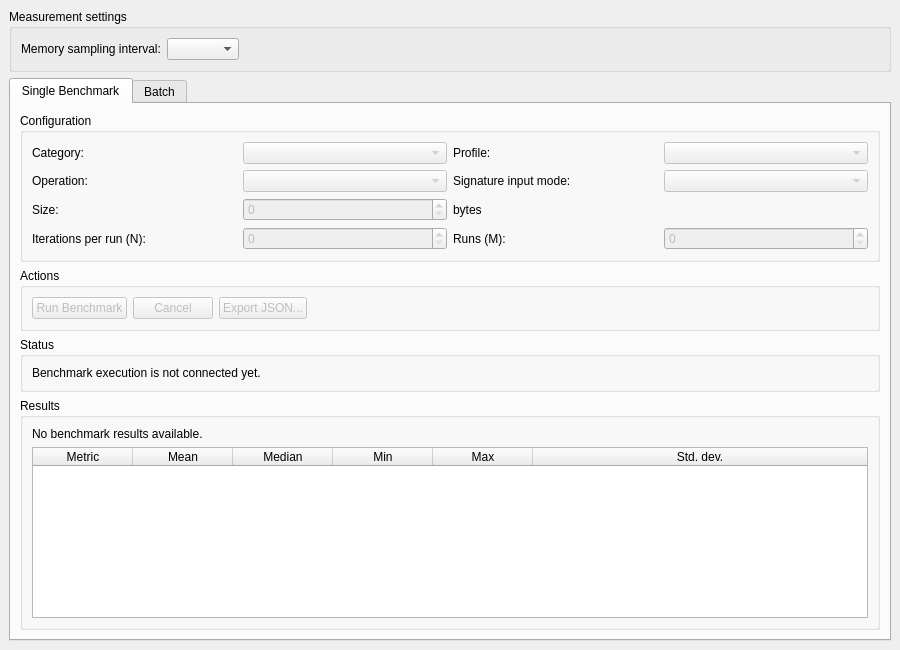
This is src/gui/MainWindow.ui in drbilbobaggins/CryptoBenchmark as Qt 5 draws it before an edit. The edited form follows.
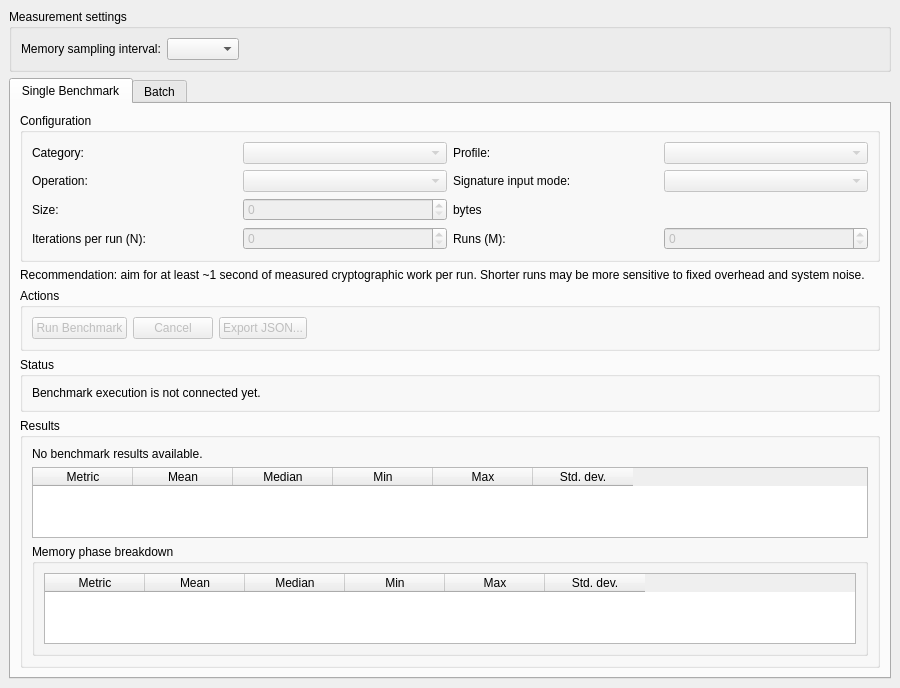
This is the edited form.

Commit message: Implement M18.2 Memory v2 result presentation

Diff of the .ui file:
```diff
--- a/src/gui/MainWindow.ui
+++ b/src/gui/MainWindow.ui
@@ -192,6 +192,16 @@
       </layout>
      </widget>
     </item>
+      <item>
+       <widget class="QLabel" name="runDurationRecommendationLabel">
+        <property name="text">
+         <string>Recommendation: aim for at least ~1 second of measured cryptographic work per run. Shorter runs may be more sensitive to fixed overhead and system noise.</string>
+        </property>
+        <property name="wordWrap">
+         <bool>true</bool>
+        </property>
+       </widget>
+      </item>
     <item>
      <widget class="QGroupBox" name="actionsGroupBox">
       <property name="title">
@@ -285,8 +295,11 @@
           <number>0</number>
          </property>
          <attribute name="horizontalHeaderStretchLastSection">
-          <bool>true</bool>
+          <bool>false</bool>
          </attribute>
+         <property name="horizontalScrollBarPolicy">
+          <enum>Qt::ScrollBarAsNeeded</enum>
+         </property>
          <column>
           <property name="text">
            <string>Metric</string>
@@ -319,6 +332,67 @@
          </column>
         </widget>
        </item>
+      <item>
+       <widget class="QGroupBox" name="memoryPhaseBreakdownGroupBox">
+        <property name="title">
+         <string>Memory phase breakdown</string>
+        </property>
+        <property name="visible">
+         <bool>false</bool>
+        </property>
+        <layout class="QVBoxLayout" name="memoryPhaseBreakdownLayout">
+         <item>
+          <widget class="QTableWidget" name="memoryPhaseBreakdownTable">
+           <property name="editTriggers">
+            <set>QAbstractItemView::NoEditTriggers</set>
+           </property>
+           <property name="horizontalScrollBarPolicy">
+            <enum>Qt::ScrollBarAsNeeded</enum>
+           </property>
+           <property name="columnCount">
+            <number>6</number>
+           </property>
+           <property name="rowCount">
+            <number>0</number>
+           </property>
+           <attribute name="horizontalHeaderStretchLastSection">
+            <bool>false</bool>
+           </attribute>
+           <column>
+            <property name="text">
+        <string>Metric</string>
+            </property>
+           </column>
+           <column>
+            <property name="text">
+        <string>Mean</string>
+            </property>
+           </column>
+           <column>
+            <property name="text">
+        <string>Median</string>
+            </property>
+           </column>
+           <column>
+            <property name="text">
+        <string>Min</string>
+            </property>
+           </column>
+           <column>
+            <property name="text">
+        <string>Max</string>
+            </property>
+           </column>
+           <column>
+            <property name="text">
+        <string>Std. dev.</string>
+            </property>
+           </column>
+          </widget>
+         </item>
+        </layout>
+       </widget>
+      </item>
       </layout>
      </widget>
     </item>
```
The commit also changes 3 other files.
